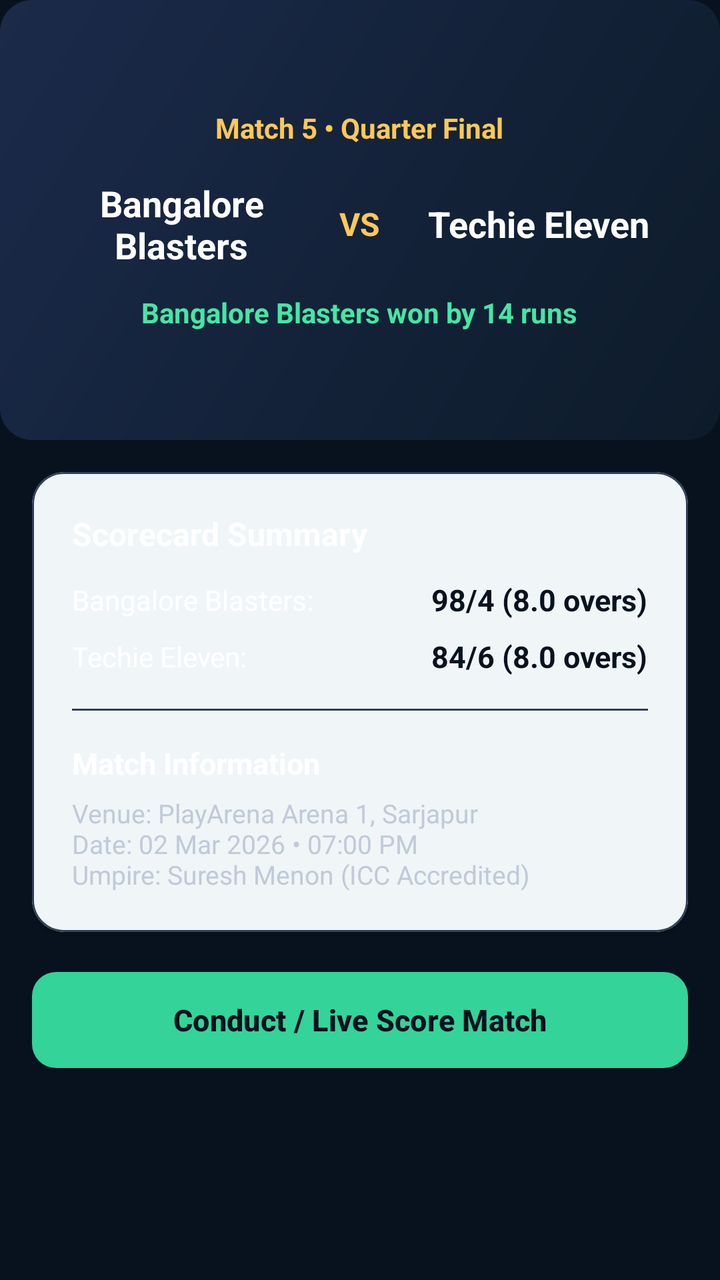
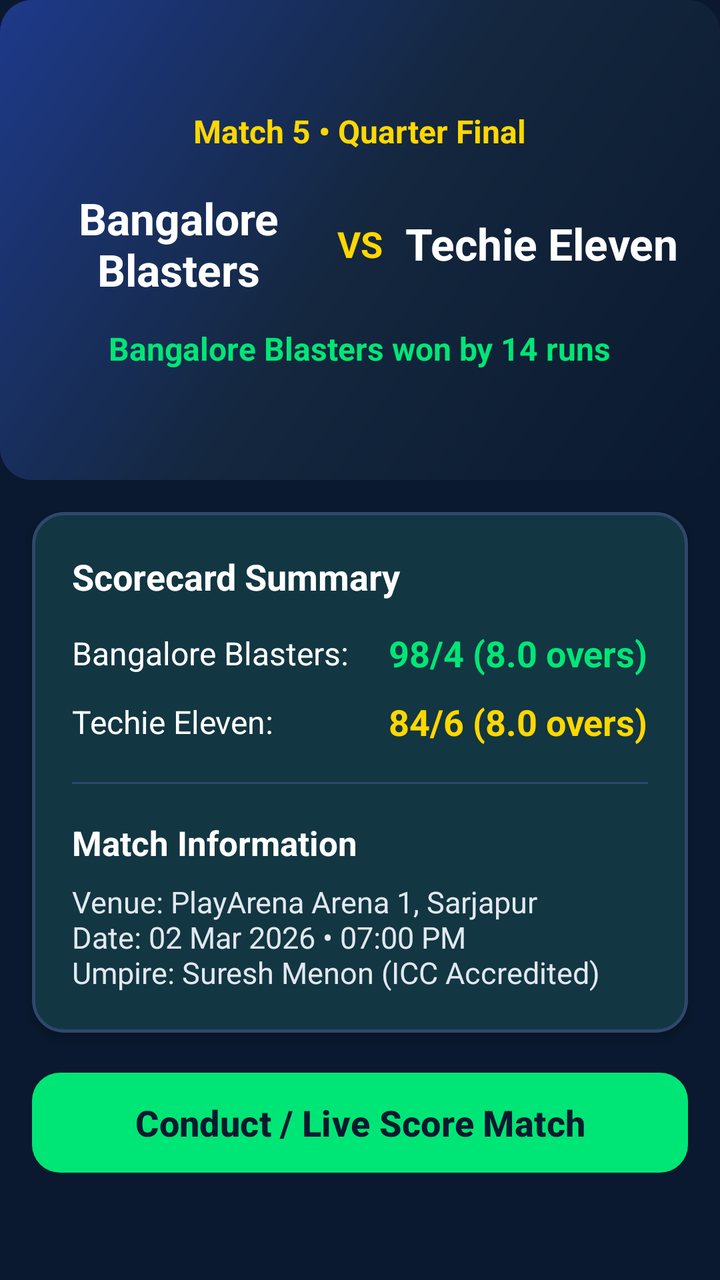

An Android layout rendered at two revisions. The XML below is the earlier revision; the diff shows what the commit changed to produce the second picture.
<!-- AndroidManifest.xml: application theme Theme.TwelveMan -->
<!-- res/layout/fragment_match_details.xml -->
<?xml version="1.0" encoding="utf-8"?>
<ScrollView xmlns:android="http://schemas.android.com/apk/res/android"
    xmlns:app="http://schemas.android.com/apk/res-auto"
    android:layout_width="match_parent"
    android:layout_height="match_parent"
    android:background="@color/bg_light"
    android:fillViewport="true">

    <LinearLayout
        android:layout_width="match_parent"
        android:layout_height="wrap_content"
        android:orientation="vertical">

        
        <RelativeLayout
            android:layout_width="match_parent"
            android:layout_height="220dp"
            android:background="@drawable/bg_card_gradient"
            android:padding="20dp">

            <LinearLayout
                android:layout_width="match_parent"
                android:layout_height="wrap_content"
                android:layout_centerInParent="true"
                android:gravity="center"
                android:orientation="vertical">

                <TextView
                    android:id="@+id/tvMatchDetailStage"
                    android:layout_width="wrap_content"
                    android:layout_height="wrap_content"
                    android:text="Match 5 • Quarter Final"
                    android:textColor="@color/accent_gold"
                    android:textSize="14sp"
                    android:textStyle="bold" />

                <LinearLayout
                    android:layout_width="match_parent"
                    android:layout_height="wrap_content"
                    android:layout_marginTop="16dp"
                    android:gravity="center"
                    android:orientation="horizontal">

                    <TextView
                        android:id="@+id/tvMatchDetailTeamA"
                        android:layout_width="0dp"
                        android:layout_height="wrap_content"
                        android:layout_weight="1"
                        android:gravity="center"
                        android:text="Bangalore Blasters"
                        android:textColor="@color/text_white"
                        android:textSize="18sp"
                        android:textStyle="bold" />

                    <TextView
                        android:layout_width="wrap_content"
                        android:layout_height="wrap_content"
                        android:layout_marginHorizontal="8dp"
                        android:text="VS"
                        android:textColor="@color/accent_gold"
                        android:textSize="16sp"
                        android:textStyle="bold" />

                    <TextView
                        android:id="@+id/tvMatchDetailTeamB"
                        android:layout_width="0dp"
                        android:layout_height="wrap_content"
                        android:layout_weight="1"
                        android:gravity="center"
                        android:text="Techie Eleven"
                        android:textColor="@color/text_white"
                        android:textSize="18sp"
                        android:textStyle="bold" />
                </LinearLayout>

                <TextView
                    android:id="@+id/tvMatchDetailResult"
                    android:layout_width="wrap_content"
                    android:layout_height="wrap_content"
                    android:layout_marginTop="12dp"
                    android:text="Bangalore Blasters won by 14 runs"
                    android:textColor="@color/accent_green"
                    android:textSize="14sp"
                    android:textStyle="bold" />
            </LinearLayout>
        </RelativeLayout>

        
        <com.google.android.material.card.MaterialCardView
            android:layout_width="match_parent"
            android:layout_height="wrap_content"
            android:layout_margin="16dp"
            app:cardCornerRadius="16dp"
            app:cardElevation="2dp"
            app:strokeColor="@color/card_border"
            app:strokeWidth="1dp">

            <LinearLayout
                android:layout_width="match_parent"
                android:layout_height="wrap_content"
                android:orientation="vertical"
                android:padding="20dp">

                <TextView
                    android:layout_width="wrap_content"
                    android:layout_height="wrap_content"
                    android:text="Scorecard Summary"
                    android:textColor="@color/text_primary"
                    android:textSize="16sp"
                    android:textStyle="bold" />

                <LinearLayout
                    android:layout_width="match_parent"
                    android:layout_height="wrap_content"
                    android:layout_marginTop="12dp"
                    android:gravity="center_vertical"
                    android:orientation="horizontal">

                    <TextView
                        android:layout_width="0dp"
                        android:layout_height="wrap_content"
                        android:layout_weight="1"
                        android:text="Bangalore Blasters:"
                        android:textColor="@color/text_primary"
                        android:textSize="14sp" />

                    <TextView
                        android:id="@+id/tvScoreA"
                        android:layout_width="wrap_content"
                        android:layout_height="wrap_content"
                        android:text="98/4 (8.0 overs)"
                        android:textColor="@color/primary_navy"
                        android:textSize="15sp"
                        android:textStyle="bold" />
                </LinearLayout>

                <LinearLayout
                    android:layout_width="match_parent"
                    android:layout_height="wrap_content"
                    android:layout_marginTop="8dp"
                    android:gravity="center_vertical"
                    android:orientation="horizontal">

                    <TextView
                        android:layout_width="0dp"
                        android:layout_height="wrap_content"
                        android:layout_weight="1"
                        android:text="Techie Eleven:"
                        android:textColor="@color/text_primary"
                        android:textSize="14sp" />

                    <TextView
                        android:id="@+id/tvScoreB"
                        android:layout_width="wrap_content"
                        android:layout_height="wrap_content"
                        android:text="84/6 (8.0 overs)"
                        android:textColor="@color/primary_navy"
                        android:textSize="15sp"
                        android:textStyle="bold" />
                </LinearLayout>

                <View
                    android:layout_width="match_parent"
                    android:layout_height="1dp"
                    android:layout_marginVertical="16dp"
                    android:background="@color/card_border" />

                <TextView
                    android:layout_width="wrap_content"
                    android:layout_height="wrap_content"
                    android:text="Match Information"
                    android:textColor="@color/text_primary"
                    android:textSize="15sp"
                    android:textStyle="bold" />

                <TextView
                    android:id="@+id/tvMatchVenueInfo"
                    android:layout_width="wrap_content"
                    android:layout_height="wrap_content"
                    android:layout_marginTop="6dp"
                    android:text="Venue: PlayArena Arena 1, Sarjapur\nDate: 02 Mar 2026 • 07:00 PM\nUmpire: Suresh Menon (ICC Accredited)"
                    android:textColor="@color/text_secondary"
                    android:textSize="13sp" />
            </LinearLayout>
        </com.google.android.material.card.MaterialCardView>

        
        <com.google.android.material.button.MaterialButton
            android:id="@+id/btnOpenScoring"
            android:layout_width="match_parent"
            android:layout_height="56dp"
            android:layout_marginHorizontal="16dp"
            android:layout_marginBottom="24dp"
            android:text="Conduct / Live Score Match"
            android:textSize="15sp"
            android:textStyle="bold"
            app:backgroundTint="@color/accent_green_dark"
            app:cornerRadius="12dp" />
    </LinearLayout>
</ScrollView>
<!-- resources referenced by this layout -->
<resources>
  <color name="accent_gold">#FFC857</color>
  <color name="accent_green">#45E6A4</color>
  <color name="accent_green_dark">#34D399</color>
  <color name="bg_light">#08121F</color>
  <color name="card_border">#304158</color>
  <color name="primary_navy">#08121F</color>
  <color name="text_secondary">#C0CAD8</color>
  <!-- drawable bg_card_gradient (drawable) -->
  <?xml version="1.0" encoding="utf-8"?>
  <shape xmlns:android="http://schemas.android.com/apk/res/android">
      <gradient
          android:startColor="#0D1B2A"
          android:endColor="#1B2A4A"
          android:angle="135"/>
      <corners android:radius="16dp"/>
  </shape>
  <style name="Theme.TwelveMan" parent="Theme.Material3.DayNight.NoActionBar">
          <item name="colorPrimary">@color/accent_green</item>
          <item name="colorPrimaryVariant">@color/primary_variant</item>
          <item name="colorOnPrimary">@color/primary_navy</item>
          <item name="colorSecondary">@color/accent_green</item>
          <item name="colorOnSecondary">@color/primary_navy</item>
          <item name="android:statusBarColor">@color/primary_navy</item>
          <item name="android:windowBackground">@color/bg_light</item>
      </style>
  <color name="primary_variant">#132238</color>
  <!-- unchanged entries left out for length: 2 -->
</resources>

<!-- the commit's change to res/layout/fragment_match_details.xml (unified diff, before → after) -->
@@ -14,7 +14,7 @@
         
         <RelativeLayout
             android:layout_width="match_parent"
-            android:layout_height="220dp"
+            android:layout_height="240dp"
             android:background="@drawable/bg_card_gradient"
             android:padding="20dp">
 
@@ -31,13 +31,13 @@
                     android:layout_height="wrap_content"
                     android:text="Match 5 • Quarter Final"
                     android:textColor="@color/accent_gold"
-                    android:textSize="14sp"
+                    android:textSize="16sp"
                     android:textStyle="bold" />
 
                 <LinearLayout
                     android:layout_width="match_parent"
                     android:layout_height="wrap_content"
-                    android:layout_marginTop="16dp"
+                    android:layout_marginTop="18dp"
                     android:gravity="center"
                     android:orientation="horizontal">
 
@@ -49,16 +49,16 @@
                         android:gravity="center"
                         android:text="Bangalore Blasters"
                         android:textColor="@color/text_white"
-                        android:textSize="18sp"
+                        android:textSize="22sp"
                         android:textStyle="bold" />
 
                     <TextView
                         android:layout_width="wrap_content"
                         android:layout_height="wrap_content"
-                        android:layout_marginHorizontal="8dp"
+                        android:layout_marginHorizontal="10dp"
                         android:text="VS"
                         android:textColor="@color/accent_gold"
-                        android:textSize="16sp"
+                        android:textSize="18sp"
                         android:textStyle="bold" />
 
                     <TextView
@@ -69,7 +69,7 @@
                         android:gravity="center"
                         android:text="Techie Eleven"
                         android:textColor="@color/text_white"
-                        android:textSize="18sp"
+                        android:textSize="22sp"
                         android:textStyle="bold" />
                 </LinearLayout>
 
@@ -77,10 +77,10 @@
                     android:id="@+id/tvMatchDetailResult"
                     android:layout_width="wrap_content"
                     android:layout_height="wrap_content"
-                    android:layout_marginTop="12dp"
+                    android:layout_marginTop="14dp"
                     android:text="Bangalore Blasters won by 14 runs"
                     android:textColor="@color/accent_green"
-                    android:textSize="14sp"
+                    android:textSize="16sp"
                     android:textStyle="bold" />
             </LinearLayout>
         </RelativeLayout>
@@ -91,9 +91,9 @@
             android:layout_height="wrap_content"
             android:layout_margin="16dp"
             app:cardCornerRadius="16dp"
-            app:cardElevation="2dp"
+            app:cardElevation="3dp"
             app:strokeColor="@color/card_border"
-            app:strokeWidth="1dp">
+            app:strokeWidth="1.5dp">
 
             <LinearLayout
                 android:layout_width="match_parent"
@@ -106,13 +106,13 @@
                     android:layout_height="wrap_content"
                     android:text="Scorecard Summary"
                     android:textColor="@color/text_primary"
-                    android:textSize="16sp"
+                    android:textSize="18sp"
                     android:textStyle="bold" />
 
                 <LinearLayout
                     android:layout_width="match_parent"
                     android:layout_height="wrap_content"
-                    android:layout_marginTop="12dp"
+                    android:layout_marginTop="14dp"
                     android:gravity="center_vertical"
                     android:orientation="horizontal">
 
@@ -122,22 +122,22 @@
                         android:layout_weight="1"
                         android:text="Bangalore Blasters:"
                         android:textColor="@color/text_primary"
-                        android:textSize="14sp" />
+                        android:textSize="16sp" />
 
                     <TextView
                         android:id="@+id/tvScoreA"
                         android:layout_width="wrap_content"
                         android:layout_height="wrap_content"
                         android:text="98/4 (8.0 overs)"
-                        android:textColor="@color/primary_navy"
-                        android:textSize="15sp"
+                        android:textColor="@color/accent_green"
+                        android:textSize="18sp"
                         android:textStyle="bold" />
                 </LinearLayout>
 
                 <LinearLayout
                     android:layout_width="match_parent"
                     android:layout_height="wrap_content"
-                    android:layout_marginTop="8dp"
+                    android:layout_marginTop="10dp"
                     android:gravity="center_vertical"
                     android:orientation="horizontal">
 
@@ -147,22 +147,22 @@
                         android:layout_weight="1"
                         android:text="Techie Eleven:"
                         android:textColor="@color/text_primary"
-                        android:textSize="14sp" />
+                        android:textSize="16sp" />
 
                     <TextView
                         android:id="@+id/tvScoreB"
                         android:layout_width="wrap_content"
                         android:layout_height="wrap_content"
                         android:text="84/6 (8.0 overs)"
-                        android:textColor="@color/primary_navy"
-                        android:textSize="15sp"
+                        android:textColor="@color/accent_gold"
+                        android:textSize="18sp"
                         android:textStyle="bold" />
                 </LinearLayout>
 
                 <View
                     android:layout_width="match_parent"
                     android:layout_height="1dp"
-                    android:layout_marginVertical="16dp"
+                    android:layout_marginVertical="18dp"
                     android:background="@color/card_border" />
 
                 <TextView
@@ -170,17 +170,17 @@
                     android:layout_height="wrap_content"
                     android:text="Match Information"
                     android:textColor="@color/text_primary"
-                    android:textSize="15sp"
+                    android:textSize="17sp"
                     android:textStyle="bold" />
 
                 <TextView
                     android:id="@+id/tvMatchVenueInfo"
                     android:layout_width="wrap_content"
                     android:layout_height="wrap_content"
-                    android:layout_marginTop="6dp"
+                    android:layout_marginTop="8dp"
                     android:text="Venue: PlayArena Arena 1, Sarjapur\nDate: 02 Mar 2026 • 07:00 PM\nUmpire: Suresh Menon (ICC Accredited)"
                     android:textColor="@color/text_secondary"
-                    android:textSize="13sp" />
+                    android:textSize="15sp" />
             </LinearLayout>
         </com.google.android.material.card.MaterialCardView>
 
@@ -188,13 +188,14 @@
         <com.google.android.material.button.MaterialButton
             android:id="@+id/btnOpenScoring"
             android:layout_width="match_parent"
-            android:layout_height="56dp"
+            android:layout_height="58dp"
             android:layout_marginHorizontal="16dp"
             android:layout_marginBottom="24dp"
             android:text="Conduct / Live Score Match"
-            android:textSize="15sp"
+            android:textColor="@color/primary_navy"
+            android:textSize="18sp"
             android:textStyle="bold"
-            app:backgroundTint="@color/accent_green_dark"
-            app:cornerRadius="12dp" />
+            app:backgroundTint="@color/accent_green"
+            app:cornerRadius="14dp" />
     </LinearLayout>
 </ScrollView>
<!-- resource entries referenced after the edit -->
@@ -1,31 +1,79 @@
 <!-- resources referenced by this layout -->
 <resources>
-  <color name="accent_gold">#FFC857</color>
-  <color name="accent_green">#45E6A4</color>
-  <color name="accent_green_dark">#34D399</color>
-  <color name="bg_light">#08121F</color>
-  <color name="card_border">#304158</color>
-  <color name="primary_navy">#08121F</color>
-  <color name="text_secondary">#C0CAD8</color>
+  <color name="accent_gold">#FFD700</color>
+  <color name="accent_green">#00E676</color>
+  <color name="bg_light">#0A192F</color>
+  <color name="card_border">#2E486B</color>
+  <color name="primary_navy">#0A192F</color>
+  <color name="text_secondary">#E2E8F0</color>
   <!-- drawable bg_card_gradient (drawable) -->
   <?xml version="1.0" encoding="utf-8"?>
   <shape xmlns:android="http://schemas.android.com/apk/res/android">
       <gradient
-          android:startColor="#0D1B2A"
-          android:endColor="#1B2A4A"
+          android:startColor="#0A192F"
+          android:centerColor="#14273E"
+          android:endColor="#1E3A8A"
           android:angle="135"/>
       <corners android:radius="16dp"/>
   </shape>
   <style name="Theme.TwelveMan" parent="Theme.Material3.DayNight.NoActionBar">
+          
           <item name="colorPrimary">@color/accent_green</item>
           <item name="colorPrimaryVariant">@color/primary_variant</item>
           <item name="colorOnPrimary">@color/primary_navy</item>
-          <item name="colorSecondary">@color/accent_green</item>
+          <item name="colorSecondary">@color/accent_gold</item>
           <item name="colorOnSecondary">@color/primary_navy</item>
+          <item name="colorTertiary">@color/accent_blue</item>
+          <item name="colorOnTertiary">@color/text_white</item>
+          <item name="colorSurface">@color/surface_white</item>
+          <item name="colorOnSurface">@color/text_primary</item>
           <item name="android:statusBarColor">@color/primary_navy</item>
+          <item name="android:navigationBarColor">@color/primary_navy</item>
           <item name="android:windowBackground">@color/bg_light</item>
+  
+          
+          <item name="android:textColorPrimary">@color/text_primary</item>
+          <item name="android:textColorSecondary">@color/text_secondary</item>
+          <item name="android:textColorHint">@color/text_hint</item>
+  
+          <item name="textAppearanceHeadlineLarge">@style/TextAppearance.TwelveMan.HeadlineLarge</item>
+          <item name="textAppearanceHeadlineMedium">@style/TextAppearance.TwelveMan.HeadlineMedium</item>
+          <item name="textAppearanceTitleLarge">@style/TextAppearance.TwelveMan.TitleLarge</item>
+          <item name="textAppearanceBodyLarge">@style/TextAppearance.TwelveMan.BodyLarge</item>
+          <item name="textAppearanceBodyMedium">@style/TextAppearance.TwelveMan.BodyMedium</item>
       </style>
-  <color name="primary_variant">#132238</color>
+  <color name="primary_variant">#14273E</color>
+  <color name="accent_blue">#2979FF</color>
+  <color name="surface_white">#14273E</color>
+  <color name="text_hint">#A0AEC0</color>
+  <style name="TextAppearance.TwelveMan.HeadlineLarge" parent="TextAppearance.Material3.HeadlineLarge">
+          <item name="android:textSize">@dimen/text_size_hero</item>
+          <item name="android:textStyle">bold</item>
+          <item name="android:textColor">@color/text_primary</item>
+      </style>
+  <style name="TextAppearance.TwelveMan.HeadlineMedium" parent="TextAppearance.Material3.HeadlineMedium">
+          <item name="android:textSize">@dimen/text_size_display</item>
+          <item name="android:textStyle">bold</item>
+          <item name="android:textColor">@color/text_primary</item>
+      </style>
+  <style name="TextAppearance.TwelveMan.TitleLarge" parent="TextAppearance.Material3.TitleLarge">
+          <item name="android:textSize">@dimen/text_size_headline</item>
+          <item name="android:textStyle">bold</item>
+          <item name="android:textColor">@color/text_primary</item>
+      </style>
+  <style name="TextAppearance.TwelveMan.BodyLarge" parent="TextAppearance.Material3.BodyLarge">
+          <item name="android:textSize">@dimen/text_size_body</item>
+          <item name="android:textColor">@color/text_primary</item>
+      </style>
+  <style name="TextAppearance.TwelveMan.BodyMedium" parent="TextAppearance.Material3.BodyMedium">
+          <item name="android:textSize">@dimen/text_size_body_secondary</item>
+          <item name="android:textColor">@color/text_secondary</item>
+      </style>
+  <dimen name="text_size_hero">34sp</dimen>
+  <dimen name="text_size_display">28sp</dimen>
+  <dimen name="text_size_headline">24sp</dimen>
+  <dimen name="text_size_body">16sp</dimen>
+  <dimen name="text_size_body_secondary">15sp</dimen>
   <!-- unchanged entries left out for length: 2 -->
 </resources>
 
